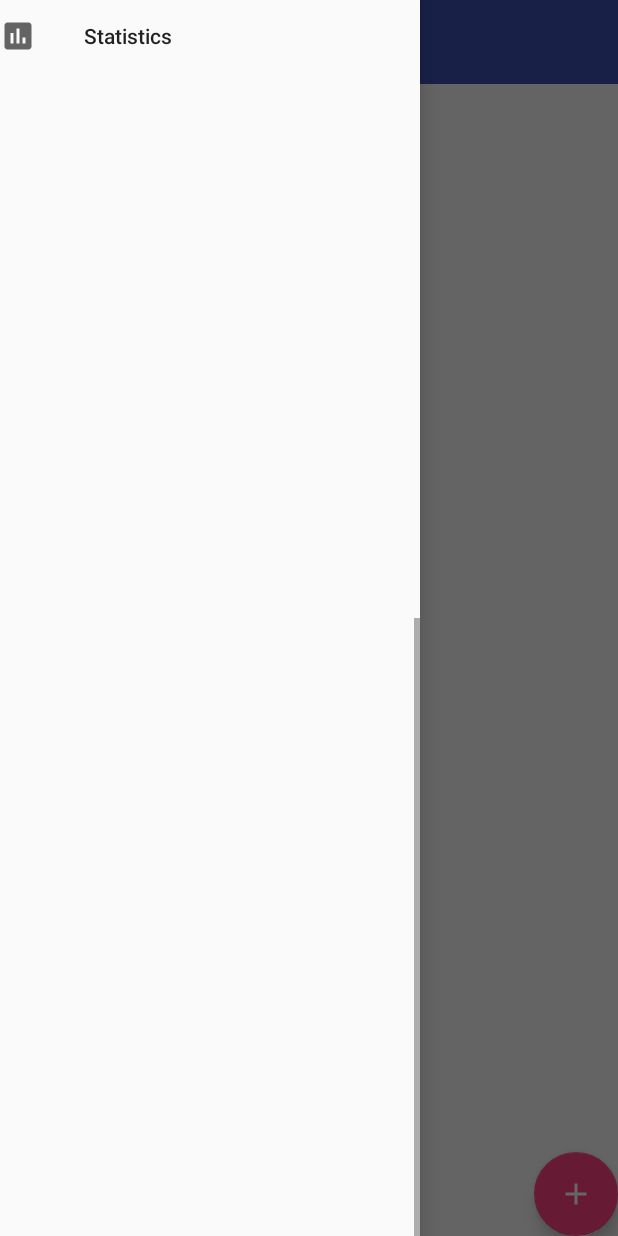
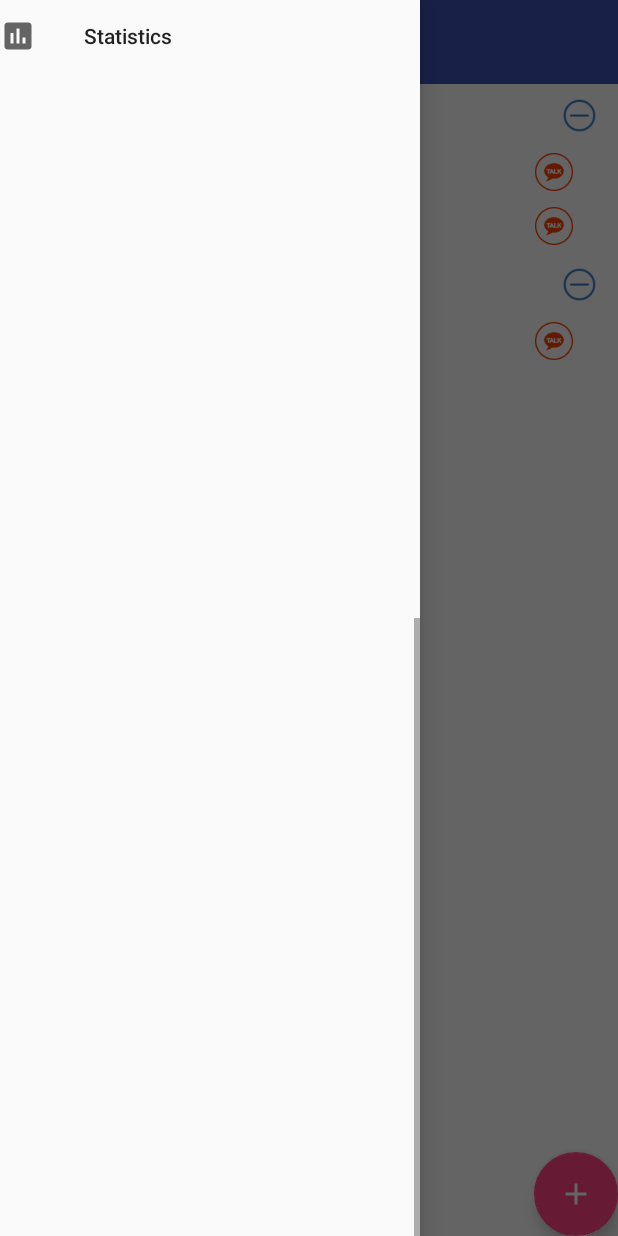
Before and after one commit to cmdhema/BunoBuno, an Android app: the screen it shows after launch (BunoActivity), with the side drawer open, on a phone screen of 412 x 824 dp. Run offline under Robolectric (Android 15) with nearby library versions, the phone set to English and light mode, and no system bars; 2 statements that could not run were skipped.

Commit message:
Add RecyclerView to showing buno list

```diff
--- /dev/null
+++ b/app/src/main/java/kjw/kr/bunobuno/bunos/BunoExpandableListAdapter.java
@@ -0,0 +1,173 @@
+package kjw.kr.bunobuno.bunos;
+
+import android.content.Context;
+import android.support.v7.widget.RecyclerView;
+import android.view.LayoutInflater;
+import android.view.View;
+import android.view.ViewGroup;
+import android.widget.ImageView;
+import android.widget.TextView;
+
+import java.util.ArrayList;
+import java.util.List;
+
+import kjw.kr.bunobuno.R;
+
+/**
+ * Created by kjwook on 2017. 2. 20..
+ */
+
+public class BunoExpandableListAdapter  extends RecyclerView.Adapter<RecyclerView.ViewHolder> {
+
+    public static final int HEADER = 0;
+    public static final int CHILD = 1;
+
+    private List<RecyclerItem> bunoList;
+
+    public BunoExpandableListAdapter(List<RecyclerItem> data) {
+        this.bunoList = data;
+    }
+
+    @Override
+    public RecyclerView.ViewHolder onCreateViewHolder(ViewGroup parent, int viewType) {
+        View view = null;
+
+        Context context = parent.getContext();
+
+        switch(viewType) {
+            case HEADER : {
+                LayoutInflater inflater = (LayoutInflater) parent.getContext().getSystemService(Context.LAYOUT_INFLATER_SERVICE);
+                view = inflater.inflate(R.layout.list_header, parent, false);
+
+                ListHeaderViewHolder header = new ListHeaderViewHolder(view);
+
+                return header;
+            }
+            case CHILD: {
+                LayoutInflater inflater = (LayoutInflater) parent.getContext().getSystemService(Context.LAYOUT_INFLATER_SERVICE);
+                view = inflater.inflate(R.layout.list_child, parent, false);
+                ListChildViewHolder child = new ListChildViewHolder(view);
+
+                return child;
+            }
+        }
+
+        return null;
+    }
+
+    @Override
+    public void onBindViewHolder(RecyclerView.ViewHolder holder, int position) {
+
+        final RecyclerItem data = bunoList.get(position);
+
+        switch (data.type) {
+            case HEADER: {
+                final ListHeaderViewHolder itemController = (ListHeaderViewHolder) holder;
+                itemController.data = data;
+                itemController.headerTv.setText(data.headerTitle);
+                if (data.invisibleChildren == null) {
+                    itemController.toggleIv.setImageResource(R.drawable.circle_minus);
+                } else {
+                    itemController.toggleIv.setImageResource(R.drawable.circle_plus);
+                }
+
+                itemController.toggleIv.setOnClickListener(new View.OnClickListener() {
+                    @Override
+                    public void onClick(View view) {
+                        if (data.invisibleChildren == null) {
+                            data.invisibleChildren = new ArrayList<>();
+                            int count = 0;
+                            int pos = bunoList.indexOf(itemController.data);
+
+                            while (bunoList.size() > pos + 1 && bunoList.get(pos + 1).type == CHILD) {
+                                data.invisibleChildren.add(bunoList.remove(pos + 1));
+                                count++;
+                            }
+
+                            notifyItemRangeRemoved(pos + 1, count);
+                            itemController.toggleIv.setImageResource(R.drawable.circle_plus);
+                        } else {
+                            int pos = bunoList.indexOf(itemController.data);
+                            int index = pos + 1;
+                            for (RecyclerItem i : data.invisibleChildren) {
+                                bunoList.add(index, i);
+                                index++;
+                            }
+
+                            notifyItemRangeInserted(pos + 1, index - pos - 1);
+                            itemController.toggleIv.setImageResource(R.drawable.circle_minus);
+                            data.invisibleChildren = null;
+
+                        }
+                    }
+                });
+            }
+                break;
+            case CHILD: {
+                final ListChildViewHolder itemController = (ListChildViewHolder) holder;
+                itemController.childTv.setText(data.childTitle);
+            }
+            break;
+        }
+
+    }
+
+    @Override
+    public int getItemCount() {
+        return bunoList.size();
+    }
+
+    @Override
+    public int getItemViewType(int position) {
+        return bunoList.get(position).type;
+    }
+
+    private static class ListHeaderViewHolder extends RecyclerView.ViewHolder {
+
+        public TextView headerTv;
+        public ImageView toggleIv;
+        public RecyclerItem data;
+
+        public ListHeaderViewHolder(View itemView) {
+            super(itemView);
+
+            headerTv = (TextView) itemView.findViewById(R.id.list_header_title);
+            toggleIv = (ImageView) itemView.findViewById(R.id.list_header_btn_expand_toggle);
+        }
+    }
+
+    private static class ListChildViewHolder extends RecyclerView.ViewHolder {
+
+        public TextView childTv;
+        public ImageView kakaoIv;
+
+        public ListChildViewHolder(View itemView) {
+            super(itemView);
+            childTv = (TextView) itemView.findViewById(R.id.list_child_tv);
+            kakaoIv = (ImageView) itemView.findViewById(R.id.list_child_kakao_iv);
+
+        }
+    }
+
+    public static class RecyclerItem {
+
+        private int type;
+        private String childTitle;
+        private String headerTitle;
+        private String id;
+
+        public List<RecyclerItem> invisibleChildren;
+
+        public RecyclerItem() {
+
+        }
+
+        public RecyclerItem(int type, String headerTitle, String childTitle, String id) {
+            this.type = type;
+            this.childTitle = childTitle;
+            this.headerTitle = headerTitle;
+            this.id = id;
+        }
+    }
+
+}
--- a/app/src/main/java/kjw/kr/bunobuno/bunos/BunoFragment.java
+++ b/app/src/main/java/kjw/kr/bunobuno/bunos/BunoFragment.java
@@ -1,5 +1,6 @@
 package kjw.kr.bunobuno.bunos;
 
+import android.content.Context;
 import android.content.Intent;
 import android.os.Bundle;
 import android.support.annotation.NonNull;
@@ -7,11 +8,16 @@ import android.support.annotation.Nullable;
 import android.support.design.widget.FloatingActionButton;
 import android.support.design.widget.Snackbar;
 import android.support.v4.app.Fragment;
+import android.support.v7.widget.LinearLayoutManager;
+import android.support.v7.widget.RecyclerView;
 import android.view.LayoutInflater;
 import android.view.View;
 import android.view.ViewGroup;
 import android.widget.BaseAdapter;
+import android.widget.ImageView;
+import android.widget.TextView;
 
+import java.util.ArrayList;
 import java.util.List;
 
 import kjw.kr.bunobuno.R;
@@ -27,9 +33,12 @@ import static com.google.common.base.Preconditions.checkNotNull;
 
 public class BunoFragment extends Fragment implements SitesContract.View {
 
-    private BunoAdapter mListAdapter;
+    private BunoExpandableListAdapter mListAdapter;
 
     private SitesContract.Presenter mSitesPresenter;
+
+    private RecyclerView recyclerView;
+
 
     public BunoFragment() {
 
@@ -72,7 +81,17 @@ public class BunoFragment extends Fragment implements SitesContract.View {
                 mSitesPresenter.addNewSite();
             }
         });
+        recyclerView = (RecyclerView) root.findViewById(R.id.recyclerview);
+        recyclerView.setLayoutManager(new LinearLayoutManager(getActivity(), LinearLayoutManager.VERTICAL, false));
 
+        List<BunoExpandableListAdapter.RecyclerItem> data = new ArrayList<>();
+        data.add(new BunoExpandableListAdapter.RecyclerItem(BunoExpandableListAdapter.HEADER, "Fruits", "Apple", ""));
+        data.add(new BunoExpandableListAdapter.RecyclerItem(BunoExpandableListAdapter.CHILD, "Fruits", "Pine", ""));
+        data.add(new BunoExpandableListAdapter.RecyclerItem(BunoExpandableListAdapter.CHILD, "Fruits", "Straw", ""));
+        data.add(new BunoExpandableListAdapter.RecyclerItem(BunoExpandableListAdapter.HEADER, "Car", "Sonata", ""));
+        data.add(new BunoExpandableListAdapter.RecyclerItem(BunoExpandableListAdapter.CHILD, "Car", "Audi", ""));
+
+        recyclerView.setAdapter(new BunoExpandableListAdapter(data));
         return root;
     }
 
@@ -119,29 +138,6 @@ public class BunoFragment extends Fragment implements SitesContract.View {
         mSitesPresenter = checkNotNull(presenter);
     }
 
-    private static class BunoAdapter extends BaseAdapter {
-
-        @Override
-        public int getCount() {
-            return 0;
-        }
-
-        @Override
-        public Object getItem(int i) {
-            return null;
-        }
-
-        @Override
-        public long getItemId(int i) {
-            return 0;
-        }
-
-        @Override
-        public View getView(int i, View view, ViewGroup viewGroup) {
-            return null;
-        }
-    }
-
     private void showMessage(String message) {
         Snackbar.make(getView(), message, Snackbar.LENGTH_LONG).show();
     }
--- a/app/src/main/res/layout/fragment_main.xml
+++ b/app/src/main/res/layout/fragment_main.xml
@@ -4,13 +4,11 @@
     android:layout_width="match_parent"
     android:layout_height="match_parent">
 
-    <android.support.v7.widget.RecyclerView xmlns:android="http://schemas.android.com/apk/res/android"
-        android:id="@+id/notes_list"
+    <android.support.v7.widget.RecyclerView
+        android:id="@+id/recyclerview"
         android:layout_width="match_parent"
         android:layout_height="match_parent"
-        android:paddingBottom="@dimen/bunos_activity_vertical_margin"
-        android:paddingLeft="@dimen/bunos_activity_horizontal_margin"
-        android:paddingRight="@dimen/bunos_activity_horizontal_margin"
-        android:paddingTop="@dimen/bunos_activity_vertical_margin" />
+        />
+
 
 </android.support.v4.widget.SwipeRefreshLayout>
--- /dev/null
+++ b/app/src/main/res/layout/list_child.xml
@@ -0,0 +1,25 @@
+<?xml version="1.0" encoding="utf-8"?>
+<LinearLayout xmlns:android="http://schemas.android.com/apk/res/android"
+    android:layout_width="match_parent"
+    android:layout_height="wrap_content"
+    android:layout_marginBottom="5dp"
+    android:layout_marginTop="5dp"
+    android:orientation="horizontal"
+    android:paddingLeft="30dp"
+    android:paddingRight="30dp">
+
+    <TextView
+        android:id="@+id/list_child_tv"
+        android:layout_width="0dp"
+        android:layout_height="match_parent"
+        android:layout_weight="1"
+        android:gravity="center_vertical"
+        android:textSize="14sp" />
+
+    <ImageView
+        android:id="@+id/list_child_kakao_iv"
+        android:layout_width="25dp"
+        android:layout_height="25dp"
+        android:background="@drawable/btn_kakao" />
+
+</LinearLayout>
--- /dev/null
+++ b/app/src/main/res/layout/list_header.xml
@@ -0,0 +1,28 @@
+<?xml version="1.0" encoding="utf-8"?>
+<LinearLayout xmlns:android="http://schemas.android.com/apk/res/android"
+    android:layout_width="match_parent"
+    android:layout_height="wrap_content"
+    android:orientation="horizontal"
+    android:paddingBottom="5dp"
+    android:paddingEnd="10dp"
+    android:paddingLeft="13dp"
+    android:paddingRight="10dp"
+    android:paddingStart="13dp"
+    android:paddingTop="5dp">
+
+
+    <TextView
+        android:id="@+id/list_header_title"
+        android:layout_width="0dp"
+        android:layout_height="match_parent"
+        android:layout_weight="1"
+        android:gravity="center_vertical"
+        android:textSize="18sp" />
+
+    <ImageView
+        android:id="@+id/list_header_btn_expand_toggle"
+        android:layout_width="30dp"
+        android:layout_height="30dp"
+        android:layout_weight="0"
+        android:src="@drawable/circle_plus" />
+</LinearLayout>
```
Also changed, not shown: app/src/main/res/drawable/btn_kakao.png (added), app/src/main/res/drawable/circle_minus.png (added), app/src/main/res/drawable/circle_plus.png (added).
